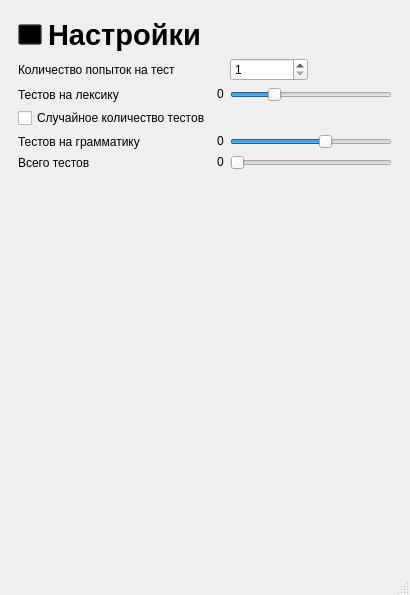
The window that Source/mainwindow.ui (TheEvilRoot/2CourseWork) describes before a commit, drawn with Qt 5.
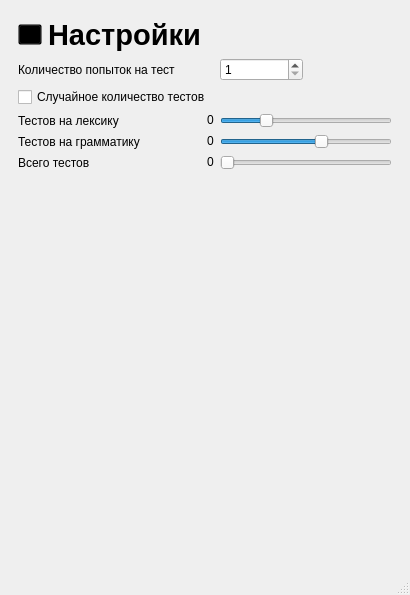
The same window after the commit. The open tabs and pages were chosen to show the change. Icons and pictures are not drawn.

Commit message: Fix settings order

What changed in the file:
```diff
--- a/Source/mainwindow.ui
+++ b/Source/mainwindow.ui
@@ -196,7 +196,7 @@
       </widget>
       <widget class="QWidget" name="preferencesPage">
        <layout class="QGridLayout" name="gridLayout_10">
-        <item row="13" column="3" colspan="2">
+        <item row="14" column="3" colspan="2">
          <widget class="QSlider" name="menuSentencesSlider">
           <property name="sizePolicy">
            <sizepolicy hsizetype="Minimum" vsizetype="Fixed">
@@ -218,7 +218,20 @@
           </property>
          </widget>
         </item>
-        <item row="15" column="2">
+        <item row="18" column="0" colspan="5">
+         <spacer name="verticalSpacer_12">
+          <property name="orientation">
+           <enum>Qt::Vertical</enum>
+          </property>
+          <property name="sizeHint" stdset="0">
+           <size>
+            <width>20</width>
+            <height>40</height>
+           </size>
+          </property>
+         </spacer>
+        </item>
+        <item row="16" column="2">
          <widget class="QLabel" name="menuTotalTestsLabel">
           <property name="sizePolicy">
            <sizepolicy hsizetype="Maximum" vsizetype="Maximum">
@@ -231,6 +244,19 @@
           </property>
          </widget>
         </item>
+        <item row="16" column="0" colspan="2">
+         <widget class="QLabel" name="label_14">
+          <property name="sizePolicy">
+           <sizepolicy hsizetype="Preferred" vsizetype="Preferred">
+            <horstretch>0</horstretch>
+            <verstretch>0</verstretch>
+           </sizepolicy>
+          </property>
+          <property name="text">
+           <string>Всего тестов</string>
+          </property>
+         </widget>
+        </item>
         <item row="1" column="3">
          <widget class="QSpinBox" name="attemptsBox">
           <property name="sizePolicy">
@@ -247,7 +273,7 @@
           </property>
          </widget>
         </item>
-        <item row="13" column="2">
+        <item row="14" column="2">
          <widget class="QLabel" name="menuSentencesLabel">
           <property name="sizePolicy">
            <sizepolicy hsizetype="Maximum" vsizetype="Maximum">
@@ -260,7 +286,7 @@
           </property>
          </widget>
         </item>
-        <item row="8" column="2">
+        <item row="9" column="2">
          <widget class="QLabel" name="menuWordsLabel">
           <property name="sizePolicy">
            <sizepolicy hsizetype="Maximum" vsizetype="Maximum">
@@ -289,6 +315,19 @@
           </property>
          </widget>
         </item>
+        <item row="14" column="0" colspan="2">
+         <widget class="QLabel" name="label_15">
+          <property name="sizePolicy">
+           <sizepolicy hsizetype="Preferred" vsizetype="Preferred">
+            <horstretch>0</horstretch>
+            <verstretch>0</verstretch>
+           </sizepolicy>
+          </property>
+          <property name="text">
+           <string>Тестов на грамматику</string>
+          </property>
+         </widget>
+        </item>
         <item row="0" column="0">
          <widget class="QToolButton" name="preferencesBack">
           <property name="styleSheet">
@@ -316,7 +355,7 @@
           </property>
          </widget>
         </item>
-        <item row="8" column="3" colspan="2">
+        <item row="9" column="3" colspan="2">
          <widget class="QSlider" name="menuWordsSlider">
           <property name="sizePolicy">
            <sizepolicy hsizetype="Minimum" vsizetype="Fixed">
@@ -344,7 +383,7 @@
           </property>
          </widget>
         </item>
-        <item row="15" column="3" colspan="2">
+        <item row="16" column="3" colspan="2">
          <widget class="QSlider" name="menuTotalTestsSlider">
           <property name="sizePolicy">
            <sizepolicy hsizetype="Minimum" vsizetype="Fixed">
@@ -363,6 +402,19 @@
           </property>
          </widget>
         </item>
+        <item row="9" column="0" colspan="2">
+         <widget class="QLabel" name="label_11">
+          <property name="sizePolicy">
+           <sizepolicy hsizetype="Preferred" vsizetype="Preferred">
+            <horstretch>0</horstretch>
+            <verstretch>0</verstretch>
+           </sizepolicy>
+          </property>
+          <property name="text">
+           <string>Тестов на лексику</string>
+          </property>
+         </widget>
+        </item>
         <item row="0" column="1">
          <widget class="QLabel" name="label_16">
           <property name="sizePolicy">
@@ -376,20 +428,7 @@
           </property>
          </widget>
         </item>
-        <item row="8" column="0" colspan="2">
-         <widget class="QLabel" name="label_11">
-          <property name="sizePolicy">
-           <sizepolicy hsizetype="Preferred" vsizetype="Preferred">
-            <horstretch>0</horstretch>
-            <verstretch>0</verstretch>
-           </sizepolicy>
-          </property>
-          <property name="text">
-           <string>Тестов на лексику</string>
-          </property>
-         </widget>
-        </item>
-        <item row="9" column="0" colspan="2">
+        <item row="8" column="0" colspan="5">
          <widget class="QCheckBox" name="menuRandomTestCountCheck">
           <property name="text">
            <string>Случайное количество тестов</string>
@@ -399,45 +438,6 @@
           </property>
          </widget>
         </item>
-        <item row="13" column="0" colspan="2">
-         <widget class="QLabel" name="label_15">
-          <property name="sizePolicy">
-           <sizepolicy hsizetype="Preferred" vsizetype="Preferred">
-            <horstretch>0</horstretch>
-            <verstretch>0</verstretch>
-           </sizepolicy>
-          </property>
-          <property name="text">
-           <string>Тестов на грамматику</string>
-          </property>
-         </widget>
-        </item>
-        <item row="15" column="0" colspan="2">
-         <widget class="QLabel" name="label_14">
-          <property name="sizePolicy">
-           <sizepolicy hsizetype="Preferred" vsizetype="Preferred">
-            <horstretch>0</horstretch>
-            <verstretch>0</verstretch>
-           </sizepolicy>
-          </property>
-          <property name="text">
-           <string>Всего тестов</string>
-          </property>
-         </widget>
-        </item>
-        <item row="17" column="0" colspan="5">
-         <spacer name="verticalSpacer_12">
-          <property name="orientation">
-           <enum>Qt::Vertical</enum>
-          </property>
-          <property name="sizeHint" stdset="0">
-           <size>
-            <width>20</width>
-            <height>40</height>
-           </size>
-          </property>
-         </spacer>
-        </item>
        </layout>
       </widget>
       <widget class="QWidget" name="history">
```
Left out of the diff: 2 changed lines with no effect on the pictures.
